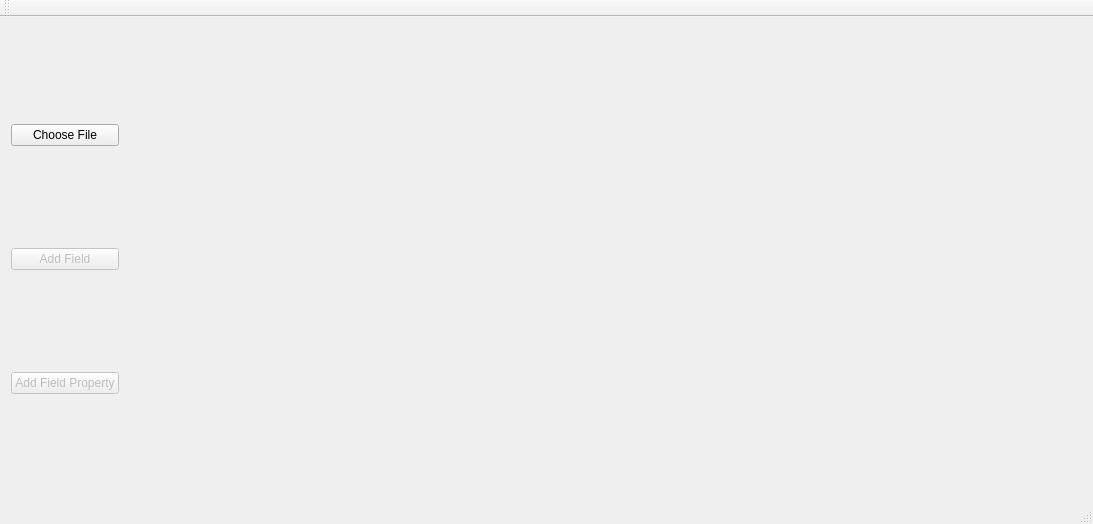
Before: the Qt Designer form XMLGenerator/MainWindow.ui in praveen-14/XMLGenerator, drawn with Qt 5.
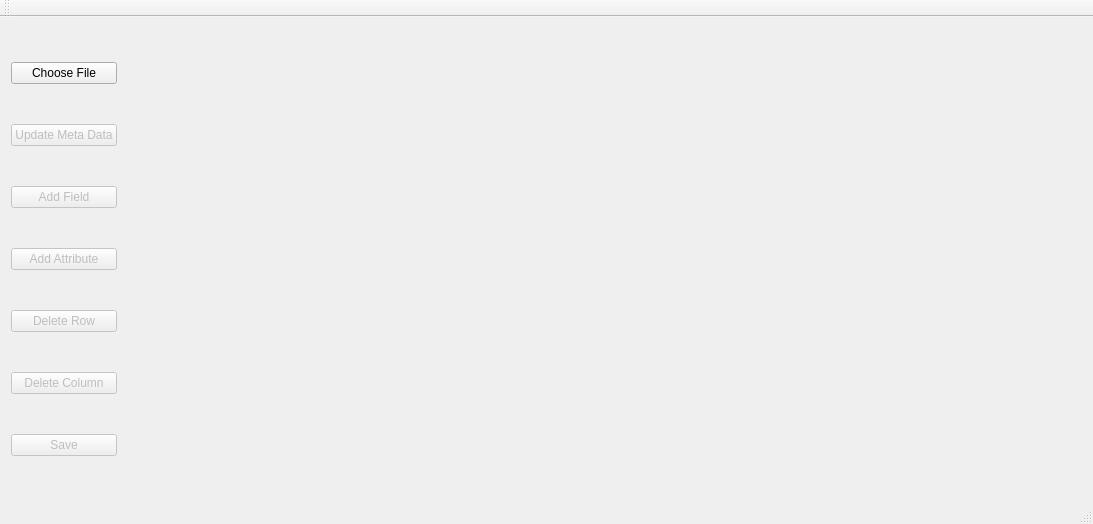
After: the same form once the commit is applied.

Commit message: implemented main use cases. to do - saving meta data

Patch:
```diff
--- a/XMLGenerator/MainWindow.ui
+++ b/XMLGenerator/MainWindow.ui
@@ -26,6 +26,16 @@
           </property>
          </widget>
         </item>
+        <item>
+         <widget class="QPushButton" name="updateMetaDataButton">
+          <property name="enabled">
+           <bool>false</bool>
+          </property>
+          <property name="text">
+           <string>Update Meta Data</string>
+          </property>
+         </widget>
+        </item>
         <item>
          <widget class="QPushButton" name="addFieldButton">
           <property name="enabled">
@@ -42,7 +52,37 @@
            <bool>false</bool>
           </property>
           <property name="text">
-           <string>Add Field Property</string>
+           <string>Add Attribute</string>
+          </property>
+         </widget>
+        </item>
+        <item>
+         <widget class="QPushButton" name="deleteRowButton">
+          <property name="enabled">
+           <bool>false</bool>
+          </property>
+          <property name="text">
+           <string>Delete Row</string>
+          </property>
+         </widget>
+        </item>
+        <item>
+         <widget class="QPushButton" name="deleteColumnButton">
+          <property name="enabled">
+           <bool>false</bool>
+          </property>
+          <property name="text">
+           <string>Delete Column</string>
+          </property>
+         </widget>
+        </item>
+        <item>
+         <widget class="QPushButton" name="saveButton">
+          <property name="enabled">
+           <bool>false</bool>
+          </property>
+          <property name="text">
+           <string>Save</string>
           </property>
          </widget>
         </item>
```
Left out of the diff: 82 changed lines with no effect on the pictures. The commit also changes 32 other files.
